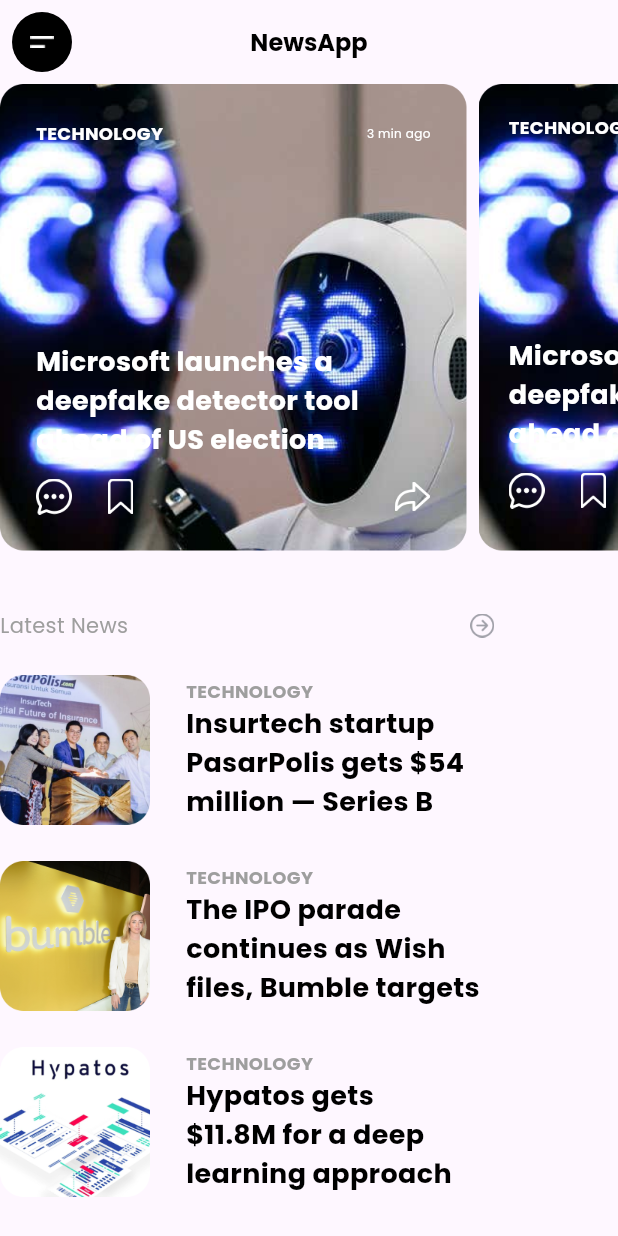
After one commit to Ajijagatsaputra/BootcampFlutter, a Flutter app: the screen it shows after launch, after a tap on "Go to Home Page", on a phone screen of 412 x 824 dp. The commit adds this screen. Run offline on Flutter 3.47's test engine with Material 3 defaults, Android fonts, the phone set to English and light mode, and no system bars; our stand-ins replace google_fonts.

Commit message:
Menambahkan HomePage dan NewsPage

```diff
--- a/sanberappflutter/lib/main.dart
+++ b/sanberappflutter/lib/main.dart
@@ -1,6 +1,7 @@
 import 'package:flutter/material.dart';
 import 'package:sanberappflutter/news_page.dart';
 import 'package:sanberappflutter/views/get_started_page.dart';
+import 'package:sanberappflutter/views/home_page.dart';
 
 void main(List<String> args) {
   runApp(const MyApp());
@@ -15,6 +16,7 @@ class MyApp extends StatelessWidget {
       debugShowCheckedModeBanner: false,
       home: const GetStartedPage(),
       routes: {
+        '/home': (context) => const HomePage(),
         '/news': (context) => const NewsPage(),
         '/counter': (context) => const CounterPage(),
       },
@@ -45,7 +47,7 @@ class _CounterPageState extends State<CounterPage> {
             InkWell(
               onTap: () {
                 counter--;
-                setState(() {}); // Memperbarui UI setelah perubahan counter
+                setState(() {});
               },
               child: const Icon(Icons.remove),
             ),
@@ -55,7 +57,7 @@ class _CounterPageState extends State<CounterPage> {
             InkWell(
               onTap: () {
                 counter++;
-                setState(() {}); // Memperbarui UI setelah perubahan counter
+                setState(() {});
               },
               child: const Icon(Icons.add),
             )
@@ -65,3 +67,53 @@ class _CounterPageState extends State<CounterPage> {
     );
   }
 }
+
+
+//Sebagai bahan percobaan agar dapat melihat masing-masing tampilan yang dibuat dengan memanfaatkan elevated button
+class GetStartedPage extends StatelessWidget {
+  const GetStartedPage({Key? key}) : super(key: key);
+
+  @override
+  Widget build(BuildContext context) {
+    return Scaffold(
+      appBar: AppBar(
+        title: const Text('Get Started Page'),
+      ),
+      body: Center(
+        child: Column(
+          mainAxisAlignment: MainAxisAlignment.center,
+          children: [
+            ElevatedButton(
+              onPressed: () {
+                Navigator.pushNamed(context, '/news');
+              },
+              child: const Text("Go to News Page"),
+            ),
+            const SizedBox(height: 20),
+            ElevatedButton(
+              onPressed: () {
+                Navigator.pushNamed(context, '/home');
+              },
+              child: const Text("Go to Home Page"),
+            ),
+            const SizedBox(height: 20),
+            ElevatedButton(
+              onPressed: () {
+                Navigator.pushNamed(context, '/counter');
+              },
+              child: const Text("Go to Counter Page"),
+            ),
+          ],
+        ),
+      ),
+    );
+  }
+}
+
+
+//ANALISI TERHADAP SETSTATE
+//APA KEGUNAAN
+
+// Pertama setelah saya analisi setState ada ketika code counter ++/-- dijalankan , kenapa demikian ? karena setState sebagai marking/Penanda
+// bahwasannaya scope coode / code sebelumnya merupakan statefulwidget
+// Dan kegunaan dari setState tersebut untuk membuil ulang variable counter ketika mendapatkan perintah --/++
--- /dev/null
+++ b/sanberappflutter/lib/views/home_page.dart
@@ -0,0 +1,322 @@
+import 'package:flutter/cupertino.dart';
+import 'package:flutter/material.dart';
+import 'package:google_fonts/google_fonts.dart';
+
+class HomePage extends StatelessWidget {
+  const HomePage({Key? key}) : super(key: key);
+
+  @override
+  Widget build(BuildContext context) {
+    return Scaffold(
+      appBar: AppBar(
+        leading: IconButton(
+          iconSize: 40,
+          icon: Container(
+            width: 40,
+            height: 40,
+            decoration: BoxDecoration(
+              shape: BoxShape.circle,
+              color: Colors.black,
+            ),
+            child: Center(
+              child: Image.asset('assets/homePage/menu.png'),
+            ),
+          ),
+          onPressed: () {
+            // do something
+          },
+        ),
+        centerTitle: true,
+        title: Text(
+          "NewsApp",
+          style: GoogleFonts.poppins(
+            color: Colors.black,
+            fontSize: 16,
+            fontWeight: FontWeight.bold,
+          ),
+        ),
+      ),
+      body: Column(
+        crossAxisAlignment: CrossAxisAlignment.start,
+        children: <Widget>[
+          SizedBox(
+            height: 311,
+            child: ListView(
+              scrollDirection: Axis.horizontal,
+              children: <Widget>[
+                Container(
+                  width: 311,
+                  height: 311,
+                  decoration: BoxDecoration(
+                    borderRadius: BorderRadius.circular(10),
+                    image: DecorationImage(
+                      image: AssetImage('assets/homePage/Mask.png'),
+                      fit: BoxFit.cover,
+                    ),
+                  ),
+                  child: Column(
+                    children: [
+                      Padding(
+                          padding: const EdgeInsets.all(24.0),
+                          child: Column(
+                            crossAxisAlignment: CrossAxisAlignment.start,
+                            children: [
+                              Row(
+                                children: [
+                                  Text(
+                                    'TECHNOLOGY',
+                                    style: GoogleFonts.poppins(
+                                        fontSize: 12,
+                                        fontWeight: FontWeight.bold,
+                                        color: Colors.white),
+                                  ),
+                                  Spacer(),
+                                  Text(
+                                    '3 min ago',
+                                    style: GoogleFonts.poppins(
+                                        fontSize: 8,
+                                        fontWeight: FontWeight.normal,
+                                        color: Colors.white),
+                                  )
+                                ],
+                              ),
+                              const SizedBox(height: 131),
+                              Text(
+                                'Microsoft launches a \ndeepfake detector tool \nahead of US election',
+                                style: GoogleFonts.poppins(
+                                    fontSize: 18,
+                                    fontWeight: FontWeight.bold,
+                                    color: Colors.white),
+                              ),
+                              const SizedBox(height: 13),
+                              Row(
+                                children: [
+                                  Container(
+                                    width: 24,
+                                    height: 24,
+                                    child:
+                                        Image.asset('assets/homePage/chat.png'),
+                                  ),
+                                  SizedBox(width: 24),
+                                  Container(
+                                    width: 17,
+                                    height: 23.95,
+                                    child: Image.asset(
+                                        'assets/homePage/bookmark.png'),
+                                  ),
+                                  SizedBox(width: 174),
+                                  Container(
+                                    width: 24,
+                                    height: 19.9,
+                                    child: Image.asset(
+                                        'assets/homePage/share.png'),
+                                  ),
+                                ],
+                              )
+                            ],
+                          )),
+                    ],
+                  ),
+                ),
+                Container(
+                  width: 311,
+                  height: 311,
+                  margin: EdgeInsets.only(left: 8),
+                  decoration: BoxDecoration(
+                    borderRadius: BorderRadius.circular(10),
+                    image: DecorationImage(
+                      image: AssetImage('assets/homePage/Mask.png'),
+                      fit: BoxFit.cover,
+                    ),
+                  ),
+                  child: Column(
+                    children: [
+                      Padding(
+                          padding: const EdgeInsets.all(20.0),
+                          child: Column(
+                            crossAxisAlignment: CrossAxisAlignment.start,
+                            children: [
+                              Row(
+                                children: [
+                                  Text(
+                                    'TECHNOLOGY',
+                                    style: GoogleFonts.poppins(
+                                        fontSize: 12,
+                                        fontWeight: FontWeight.bold,
+                                        color: Colors.white),
+                                  ),
+                                  Spacer(),
+                                  Text(
+                                    '3 min ago',
+                                    style: GoogleFonts.poppins(
+                                        fontSize: 8,
+                                        fontWeight: FontWeight.normal,
+                                        color: Colors.white),
+                                  )
+                                ],
+                              ),
+                              const SizedBox(height: 131),
+                              Text(
+                                'Microsoft launches a \ndeepfake detector tool \nahead of US election',
+                                style: GoogleFonts.poppins(
+                                    fontSize: 18,
+                                    fontWeight: FontWeight.bold,
+                                    color: Colors.white),
+                              ),
+                              const SizedBox(height: 13),
+                              Row(
+                                children: [
+                                  Container(
+                                    width: 24,
+                                    height: 24,
+                                    child:
+                                        Image.asset('assets/homePage/chat.png'),
+                                  ),
+                                  SizedBox(width: 24),
+                                  Container(
+                                    width: 17,
+                                    height: 23.95,
+                                    child: Image.asset(
+                                        'assets/homePage/bookmark.png'),
+                                  ),
+                                  SizedBox(width: 174),
+                                  Container(
+                                    width: 24,
+                                    height: 19.9,
+                                    child: Image.asset(
+                                        'assets/homePage/share.png'),
+                                  ),
+                                ],
+                              )
+                            ],
+                          )),
+                    ],
+                  ),
+                ),
+              ],
+            ),
+          ),
+          SizedBox(height: 40),
+          Row(
+            children: [
+              Text(
+                'Latest News',
+                style: GoogleFonts.poppins(
+                    fontWeight: FontWeight.normal,
+                    fontSize: 14,
+                    color: Colors.grey),
+              ),
+              SizedBox(width: 228),
+              Container(
+                width: 16,
+                height: 16,
+                child: Image.asset('assets/homePage/arrow.png'),
+              )
+            ],
+          ),
+          SizedBox(height: 23),
+          Expanded(
+              child: ListView(
+            children: [
+              Column(
+                children: [
+                  Row(
+                    children: [
+                      Container(
+                        width: 100,
+                        height: 100,
+                        child: Image.asset('assets/homePage/Image.png'),
+                      ),
+                      SizedBox(width: 24),
+                      Column(
+                        crossAxisAlignment: CrossAxisAlignment.start,
+                        children: [
+                          Text(
+                            'TECHNOLOGY',
+                            style: GoogleFonts.poppins(
+                                color: Colors.grey,
+                                fontSize: 12,
+                                fontWeight: FontWeight.bold),
+                          ),
+                          Text(
+                            'Insurtech startup \nPasarPolis gets \$54 \nmillion — Series B',
+                            style: GoogleFonts.poppins(
+                                fontWeight: FontWeight.bold,
+                                fontSize: 18,
+                                color: Colors.black),
+                          )
+                        ],
+                      )
+                    ],
+                  ),
+                  SizedBox(height: 24),
+                  Row(
+                    children: [
+                      Container(
+                        width: 100,
+                        height: 100,
+                        child: Image.asset('assets/homePage/Image2.png'),
+                      ),
+                      SizedBox(width: 24),
+                      Column(
+                        crossAxisAlignment: CrossAxisAlignment.start,
+                        children: [
+                          Text(
+                            'TECHNOLOGY',
+                            style: GoogleFonts.poppins(
+                                color: Colors.grey,
+                                fontSize: 12,
+                                fontWeight: FontWeight.bold),
+                          ),
+                          Text(
+                            'The IPO parade \ncontinues as Wish \nfiles, Bumble targets',
+                            style: GoogleFonts.poppins(
+                                fontWeight: FontWeight.bold,
+                                fontSize: 18,
+                                color: Colors.black),
+                          )
+                        ],
+                      )
+                    ],
+                  ),
+                  SizedBox(
+                    height: 24,
+                  ),
+                  Row(
+                    children: [
+                      Container(
+                        width: 100,
+                        height: 100,
+                        child: Image.asset('assets/homePage/Image3.png'),
+                      ),
+                      SizedBox(width: 24),
+                      Column(
+                        crossAxisAlignment: CrossAxisAlignment.start,
+                        children: [
+                          Text(
+                            'TECHNOLOGY',
+                            style: GoogleFonts.poppins(
+                                color: Colors.grey,
+                                fontSize: 12,
+                                fontWeight: FontWeight.bold),
+                          ),
+                          Text(
+                            'Hypatos gets \n\$11.8M for a deep \nlearning approach',
+                            style: GoogleFonts.poppins(
+                                fontWeight: FontWeight.bold,
+                                fontSize: 18,
+                                color: Colors.black),
+                          )
+                        ],
+                      )
+                    ],
+                  )
+                ],
+              )
+            ],
+          )),
+        ],
+      ),
+    );
+  }
+}
--- a/sanberappflutter/pubspec.yaml
+++ b/sanberappflutter/pubspec.yaml
@@ -51,6 +51,8 @@ flutter:
   # To add assets to your application, add an assets section, like this:
   assets:
      - assets/
+     - assets/newsPage/
+     - assets/homePage/
 
   # An image asset can refer to one or more resolution-specific "variants", see
   # https://flutter.dev/to/resolution-aware-images
```
Also changed, not shown: sanberappflutter/assets/homePage/Image.png (added), sanberappflutter/assets/homePage/Image2.png (added), sanberappflutter/assets/homePage/Image3.png (added), sanberappflutter/assets/homePage/Mask.png (added), sanberappflutter/assets/homePage/Mask2.png (added), sanberappflutter/assets/homePage/arrow.png (added), sanberappflutter/assets/homePage/bookmark.png (added), sanberappflutter/assets/homePage/chat.png (added), sanberappflutter/assets/homePage/menu.png (added), sanberappflutter/assets/homePage/share.png (added).
